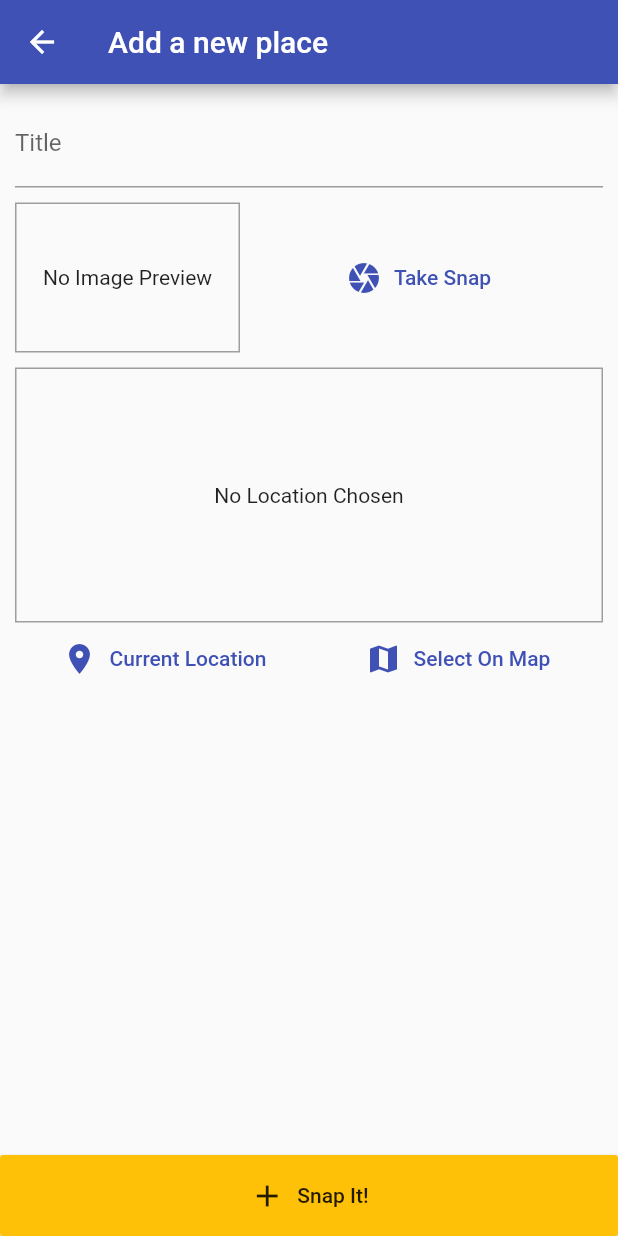
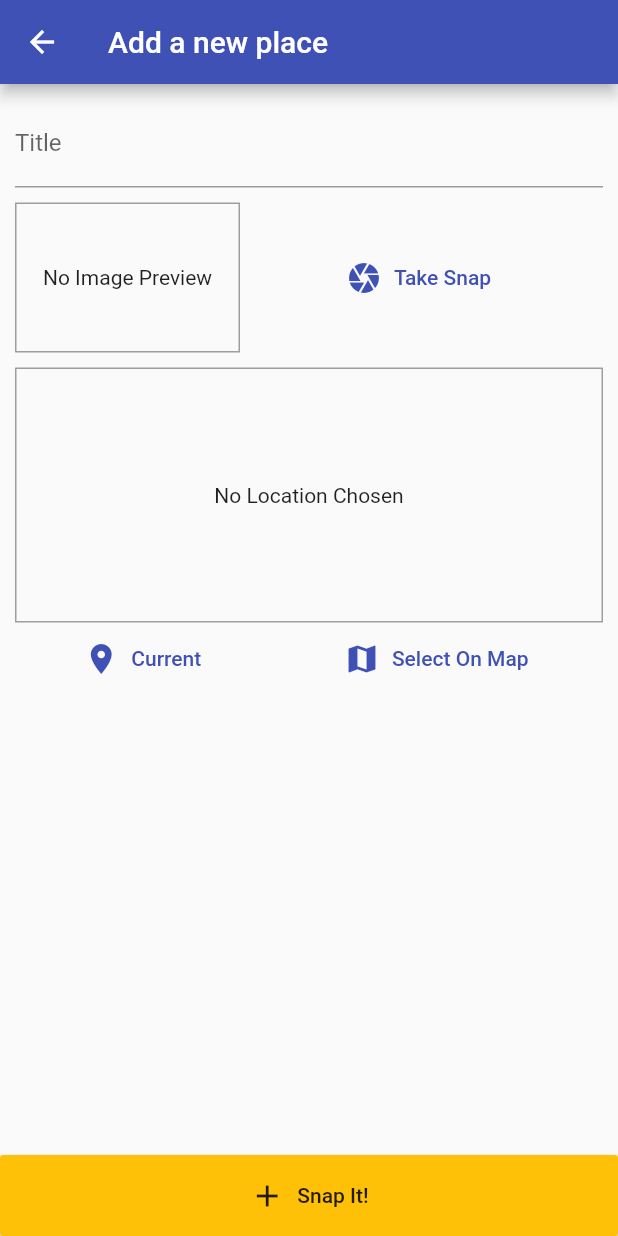
Before and after one commit to dupr0n/snap_it, a Flutter app: the AddPlaceScreen screen opened by its route, on a phone screen of 412 x 824 dp. Run offline on Flutter 3.47's test engine with Material 2 defaults, Android fonts, the phone set to English and light mode, and no system bars; our stand-ins replace google_maps_flutter, image_picker, location, sqflite; accounts and stored records are empty.

Commit message:
Fixed one render issue

```diff
--- a/lib/widgets/location_input.dart
+++ b/lib/widgets/location_input.dart
@@ -73,7 +73,7 @@ class _LocationInputState extends State<LocationInput> {
             FlatButton.icon(
               onPressed: _getCurrentUserLocation,
               icon: Icon(Icons.location_on),
-              label: Text('Current Location'),
+              label: Text('Current'),
               textColor: Theme.of(context).primaryColor,
             ),
             FlatButton.icon(
```
